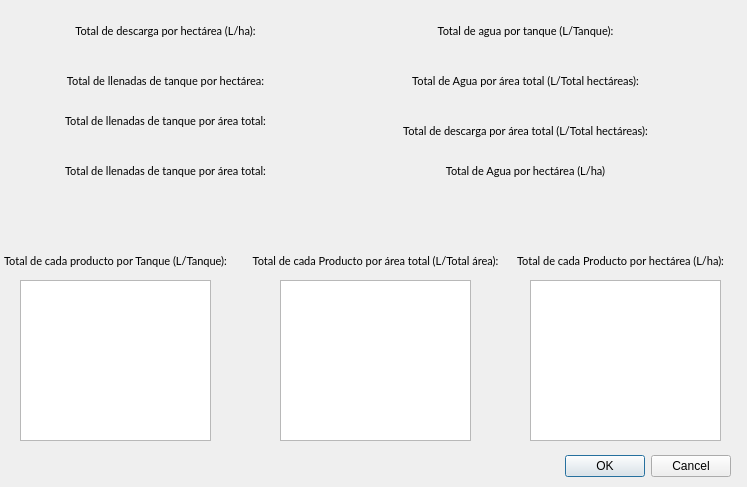
Above: vista_resultados_dialog_base.ui from dani0105/drone_configurator before the change. Below: the same form after it.
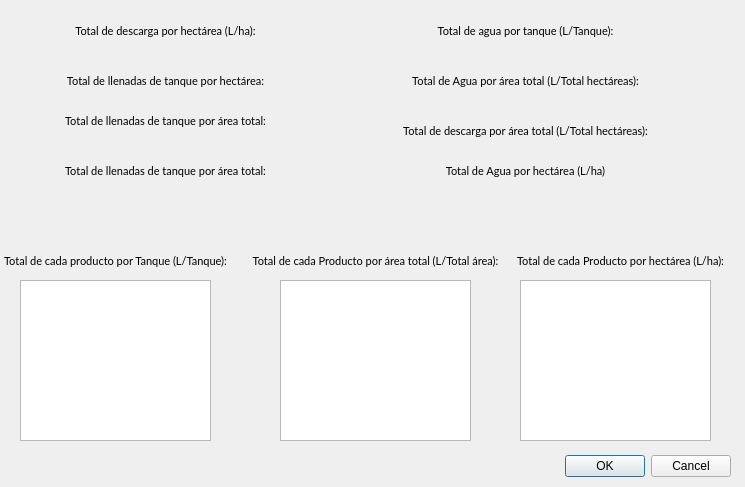
That is the form after the change.

Commit message: Actualización del UI de resultados

Patch:
```diff
--- a/vista_resultados_dialog_base.ui
+++ b/vista_resultados_dialog_base.ui
@@ -6,7 +6,7 @@
    <rect>
     <x>0</x>
     <y>0</y>
-    <width>747</width>
+    <width>745</width>
     <height>487</height>
    </rect>
   </property>
@@ -291,10 +291,10 @@
     </rect>
    </property>
   </widget>
-  <widget class="QListView" name="listView_3">
+  <widget class="QListWidget" name="listWidget_totalProdsHa">
    <property name="geometry">
     <rect>
-     <x>530</x>
+     <x>520</x>
      <y>280</y>
      <width>191</width>
      <height>161</height>
```
Left out of the diff: 4 changed lines with no effect on the pictures. The commit also changes 1 other file.
